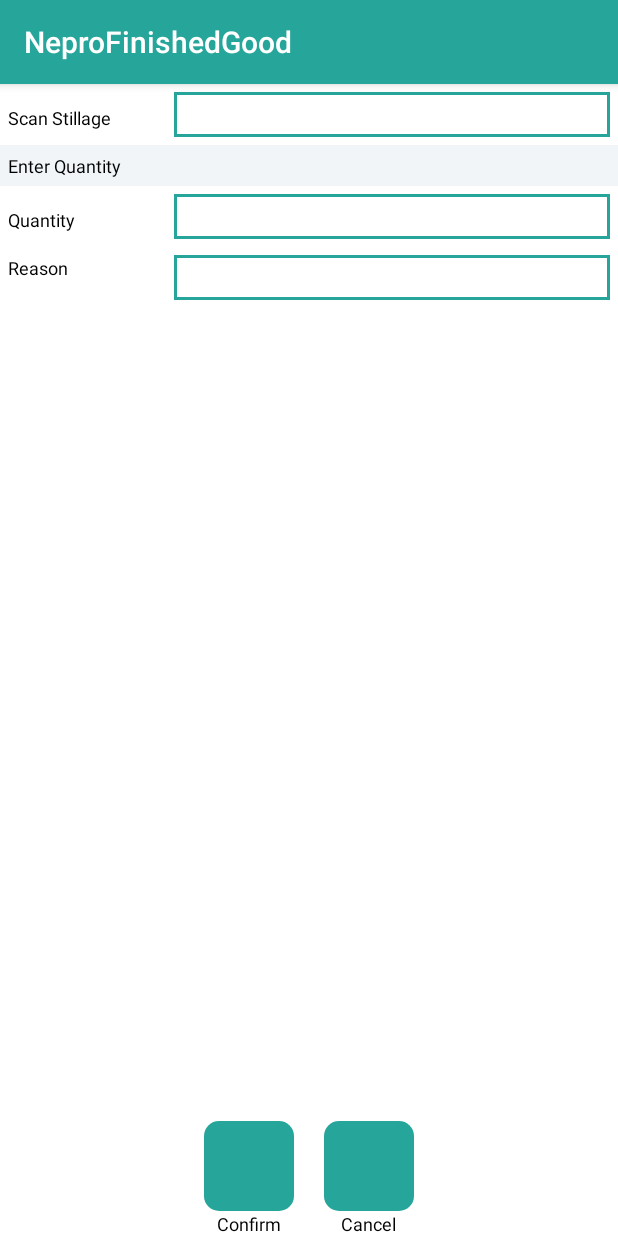
After one commit to aarati-vashisht/NeproFinishedGood, an Android app: the PutAwayActivity screen opened directly, with no data from a screen before it, on a phone screen of 412 x 824 dp. The commit adds this screen. Run offline under Robolectric (Android 15) with nearby library versions, the phone set to English and light mode, and no system bars.

Commit message:
First Commit

```diff
--- a/app/src/main/AndroidManifest.xml
+++ b/app/src/main/AndroidManifest.xml
@@ -9,7 +9,8 @@
         android:roundIcon="@mipmap/ic_launcher_round"
         android:supportsRtl="true"
         android:theme="@style/AppTheme">
-        <activity android:name=".dashboard.DashBoardAcivity"></activity>
+        <activity android:name=".putaway.PutAwayActivity"></activity>
+        <activity android:name=".dashboard.DashBoardAcivity" />
         <activity android:name=".login.LoginActivity" />
         <activity android:name=".splash.SplashActivity">
             <intent-filter>
--- a/app/src/main/java/com/neprofinishedgood/dashboard/DashBoardAcivity.java
+++ b/app/src/main/java/com/neprofinishedgood/dashboard/DashBoardAcivity.java
@@ -1,10 +1,15 @@
 package com.neprofinishedgood.dashboard;
 
+import android.content.Intent;
 import android.os.Bundle;
 
 import androidx.appcompat.app.AppCompatActivity;
 
 import com.neprofinishedgood.R;
+import com.neprofinishedgood.putaway.PutAwayActivity;
+
+import butterknife.ButterKnife;
+import butterknife.OnClick;
 
 public class DashBoardAcivity extends AppCompatActivity {
 
@@ -13,6 +18,14 @@ public class DashBoardAcivity extends AppCompatActivity {
         super.onCreate(savedInstanceState);
         setContentView(R.layout.activity_dash_board_acivity);
 
+        ButterKnife.bind(this);
+
 
     }
+
+    @OnClick(R.id.linearLayoutPutAway)
+    public void onLinearLayouPutAwayClick(){
+        startActivity(new Intent(this, PutAwayActivity.class));
+        finish();
+    }
 }
--- /dev/null
+++ b/app/src/main/java/com/neprofinishedgood/putaway/PutAwayActivity.java
@@ -0,0 +1,16 @@
+package com.neprofinishedgood.putaway;
+
+import androidx.appcompat.app.AppCompatActivity;
+
+import android.os.Bundle;
+
+import com.neprofinishedgood.R;
+
+public class PutAwayActivity extends AppCompatActivity {
+
+    @Override
+    protected void onCreate(Bundle savedInstanceState) {
+        super.onCreate(savedInstanceState);
+        setContentView(R.layout.activity_put_away);
+    }
+}
--- a/app/src/main/res/layout/activity_dash_board_acivity.xml
+++ b/app/src/main/res/layout/activity_dash_board_acivity.xml
@@ -20,6 +20,7 @@
                 android:orientation="horizontal">
 
                 <LinearLayout
+                    android:id="@+id/linearLayoutPutAway"
                     android:layout_width="0dp"
                     android:layout_height="wrap_content"
                     android:layout_weight="1"
--- /dev/null
+++ b/app/src/main/res/layout/activity_put_away.xml
@@ -0,0 +1,250 @@
+<?xml version="1.0" encoding="utf-8"?>
+<LinearLayout xmlns:android="http://schemas.android.com/apk/res/android"
+    xmlns:app="http://schemas.android.com/apk/res-auto"
+    xmlns:tools="http://schemas.android.com/tools"
+    android:layout_width="match_parent"
+    android:layout_height="match_parent"
+    android:background="@color/white"
+    android:orientation="vertical"
+    tools:context=".putaway.PutAwayActivity">
+
+    <LinearLayout
+        android:layout_width="match_parent"
+        android:layout_height="wrap_content"
+        android:gravity="center_horizontal"
+        android:orientation="horizontal"
+        android:padding="5dp">
+
+        <TextView
+            android:layout_width="match_parent"
+            android:layout_height="wrap_content"
+            android:layout_weight=".3"
+            android:text="@string/scan_stillage"
+            android:textColor="@color/black"
+            android:textSize="12sp" />
+
+        <EditText
+            android:layout_width="match_parent"
+            android:layout_height="30dp"
+            android:layout_marginLeft="10dp"
+            android:layout_weight=".1"
+            android:background="@drawable/right_side_drawable" />
+
+    </LinearLayout>
+
+    <FrameLayout
+        android:layout_width="match_parent"
+        android:layout_height="match_parent"
+        android:visibility="visible">
+
+        <RelativeLayout
+            android:layout_width="match_parent"
+            android:layout_height="match_parent"
+            android:orientation="vertical">
+
+            <TextView
+                android:id="@+id/textViewEnterQuantity"
+                android:layout_width="match_parent"
+                android:layout_height="wrap_content"
+                android:background="@color/background_color"
+                android:padding="5dp"
+                android:text="@string/enter_quantity"
+                android:textColor="@color/black"
+                android:textSize="12sp" />
+
+            <LinearLayout
+                android:id="@+id/linearLayoutQuantity"
+                android:layout_width="match_parent"
+                android:layout_height="wrap_content"
+                android:layout_below="@+id/textViewEnterQuantity"
+                android:layout_marginTop="0dp"
+                android:orientation="horizontal"
+                android:padding="5dp">
+
+                <TextView
+                    android:layout_width="match_parent"
+                    android:layout_height="wrap_content"
+                    android:layout_weight=".3"
+                    android:text="@string/quantity"
+                    android:textColor="@color/black"
+                    android:textSize="12sp" />
+
+                <EditText
+                    android:layout_width="match_parent"
+                    android:layout_height="30dp"
+                    android:layout_marginStart="10dp"
+                    android:layout_weight=".1"
+                    android:background="@drawable/right_side_drawable" />
+
+
+            </LinearLayout>
+
+            <LinearLayout
+                android:id="@+id/linearLayoutReason"
+                android:layout_below="@id/linearLayoutQuantity"
+                android:layout_width="match_parent"
+                android:layout_height="wrap_content"
+                android:orientation="horizontal"
+                android:padding="5dp">
+
+                <TextView
+                    android:layout_width="match_parent"
+                    android:layout_height="wrap_content"
+                    android:layout_weight=".3"
+                    android:text="@string/reason"
+                    android:textColor="@color/black"
+                    android:textSize="12sp" />
+
+                <Spinner
+                    android:layout_width="match_parent"
+                    android:layout_height="30dp"
+                    android:layout_marginLeft="10dp"
+                    android:layout_weight=".1"
+                    android:background="@drawable/right_side_drawable" />
+
+
+            </LinearLayout>
+
+            <LinearLayout
+                android:id="@+id/linearLayoutEnterQtyButtons"
+                android:layout_width="match_parent"
+                android:layout_height="wrap_content"
+                android:gravity="center"
+                android:layout_alignParentBottom="true"
+                android:orientation="horizontal">
+
+                <LinearLayout
+                    android:layout_width="wrap_content"
+                    android:layout_height="wrap_content"
+                    android:orientation="vertical"
+                    android:gravity="center">
+
+                    <ImageView
+                        android:layout_width="60dp"
+                        android:layout_height="60dp"
+                        android:src="@drawable/button_ripple_effect"/>
+                    <TextView
+                        android:layout_width="wrap_content"
+                        android:layout_height="wrap_content"
+                        android:text="@string/confirm"
+                        android:textColor="@color/black"
+                        android:textSize="12sp" />
+                </LinearLayout>
+
+                <LinearLayout
+                    android:layout_width="wrap_content"
+                    android:layout_height="wrap_content"
+                    android:orientation="vertical"
+                    android:gravity="center"
+                    android:layout_marginStart="20dp">
+
+                    <ImageView
+                        android:layout_width="60dp"
+                        android:layout_height="60dp"
+                        android:src="@drawable/button_ripple_effect"/>
+                    <TextView
+                        android:layout_width="wrap_content"
+                        android:layout_height="wrap_content"
+                        android:text="@string/cancel"
+                        android:textColor="@color/black"
+                        android:textSize="12sp" />
+                </LinearLayout>
+            </LinearLayout>
+        </RelativeLayout>
+    </FrameLayout>
+
+    <FrameLayout
+        android:layout_width="match_parent"
+        android:layout_height="match_parent"
+        android:visibility="gone">
+
+        <RelativeLayout
+            android:layout_width="match_parent"
+            android:layout_height="match_parent"
+            android:orientation="vertical">
+
+            <TextView
+                android:id="@+id/textViewAssignFLT"
+                android:layout_width="match_parent"
+                android:layout_height="wrap_content"
+                android:background="@color/background_color"
+                android:padding="5dp"
+                android:text="@string/enter_quantity"
+                android:textColor="@color/black"
+                android:textSize="12sp" />
+
+            <LinearLayout
+                android:id="@+id/linearLayoutAssignFlt"
+                android:layout_width="match_parent"
+                android:layout_height="wrap_content"
+                android:layout_below="@+id/textViewAssignFLT"
+                android:layout_marginTop="0dp"
+                android:orientation="horizontal"
+                android:padding="5dp">
+
+                <TextView
+                    android:layout_width="match_parent"
+                    android:layout_height="wrap_content"
+                    android:layout_weight=".3"
+                    android:text="@string/assignFlt"
+                    android:textColor="@color/black"
+                    android:textSize="12sp" />
+
+                <Spinner
+                    android:layout_width="match_parent"
+                    android:layout_height="30dp"
+                    android:layout_marginStart="10dp"
+                    android:layout_weight=".1"
+                    android:background="@drawable/right_side_drawable" />
+
+
+            </LinearLayout>
+
+            <LinearLayout
+                android:id="@+id/linearLayoutAssingFltButtons"
+                android:layout_width="match_parent"
+                android:layout_height="wrap_content"
+                android:gravity="center"
+                android:layout_alignParentBottom="true"
+                android:orientation="horizontal">
+
+                <LinearLayout
+                    android:layout_width="wrap_content"
+                    android:layout_height="wrap_content"
+                    android:orientation="vertical"
+                    android:gravity="center">
+
+                    <ImageView
+                        android:layout_width="60dp"
+                        android:layout_height="60dp"
+                        android:src="@drawable/button_ripple_effect"/>
+                    <TextView
+                        android:layout_width="wrap_content"
+                        android:layout_height="wrap_content"
+                        android:text="@string/confirm"
+                        android:textColor="@color/black"
+                        android:textSize="12sp" />
+                </LinearLayout>
+
+                <LinearLayout
+                    android:layout_width="wrap_content"
+                    android:layout_height="wrap_content"
+                    android:orientation="vertical"
+                    android:gravity="center"
+                    android:layout_marginStart="20dp">
+
+                    <ImageView
+                        android:layout_width="60dp"
+                        android:layout_height="60dp"
+                        android:src="@drawable/button_ripple_effect"/>
+                    <TextView
+                        android:layout_width="wrap_content"
+                        android:layout_height="wrap_content"
+                        android:text="@string/cancel"
+                        android:textColor="@color/black"
+                        android:textSize="12sp" />
+                </LinearLayout>
+            </LinearLayout>
+        </RelativeLayout>
+    </FrameLayout>
+</LinearLayout>
--- a/app/src/main/res/values/strings.xml
+++ b/app/src/main/res/values/strings.xml
@@ -13,4 +13,11 @@
     <string name="merge_stillage">Merge Stillage</string>
     <string name="return_stillage">Return Stillage</string>
     <string name="recieve_return_stillage">Recieve Return Stillage</string>
+    <string name="scan_stillage">Scan Stillage</string>
+    <string name="enter_quantity">Enter Quantity</string>
+    <string name="quantity">Quantity</string>
+    <string name="reason">Reason</string>
+    <string name="confirm">Confirm</string>
+    <string name="cancel">Cancel</string>
+    <string name="assignFlt">Assign FLT</string>
 </resources>
```
